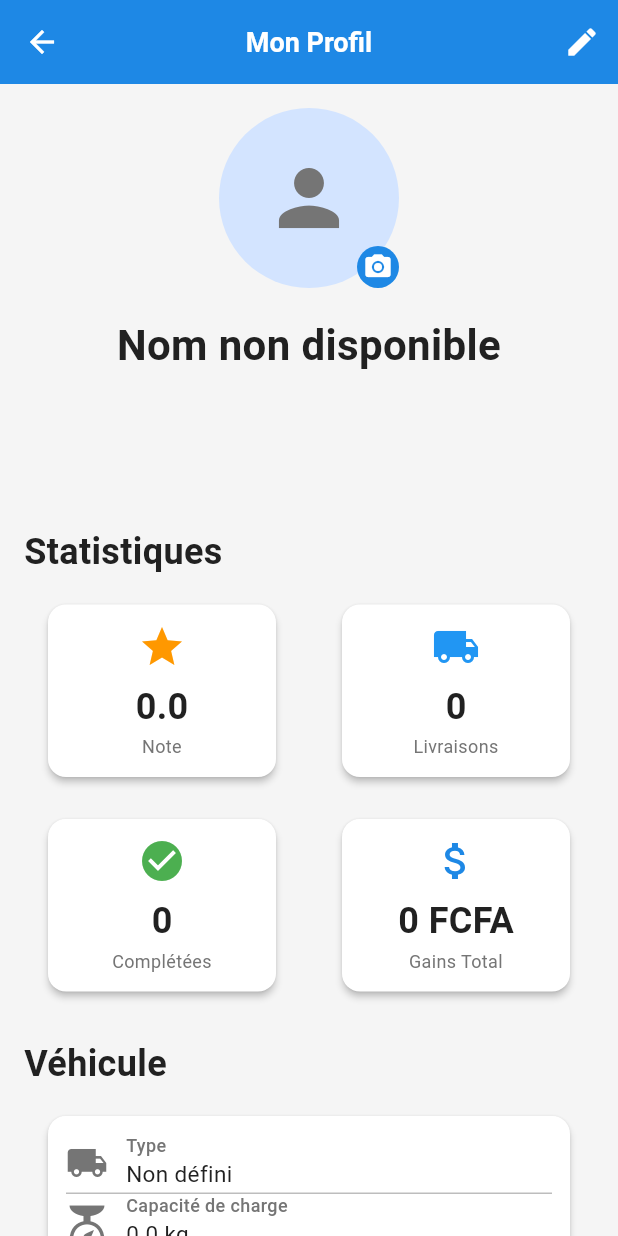
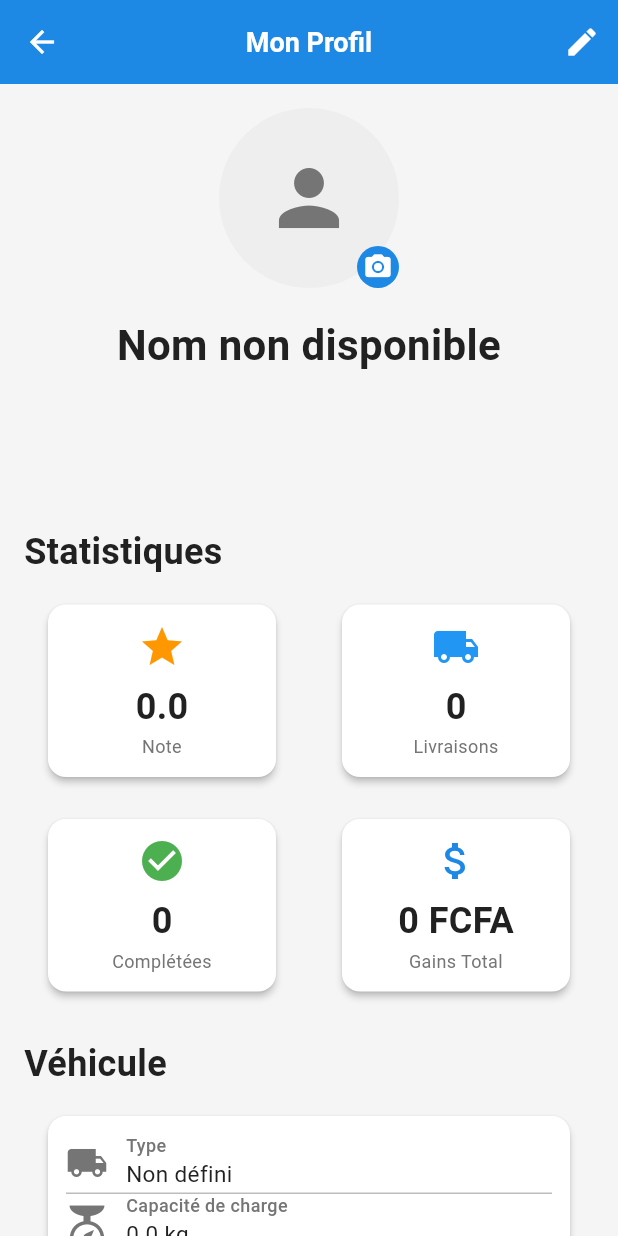
Before and after one commit to cheoo04/lebenis-backend, a Flutter app: the ProfileScreen screen opened by its route, on a phone screen of 412 x 824 dp. Run offline on Flutter 3.47's test engine with Material 3 defaults, Android fonts, the light colour scheme and no system bars; our stand-ins replace battery_plus, cached_network_image, dio, firebase_core, firebase_database, firebase_messaging and 12 more; missing offline and left inert: mobile_scanner; accounts and stored records are empty; network calls fail; project files that could hold a hidden picture were left out.

Commit message:
feat: Update profile photo handling in ProfileScreen with cache-busting and error fallback

```diff
--- a/driver_app/lib/features/chat/screens/chat_screen.dart
+++ b/driver_app/lib/features/chat/screens/chat_screen.dart
@@ -93,7 +93,7 @@ class _ChatScreenState extends ConsumerState<ChatScreen> {
                   : const SizedBox.shrink();
             },
             loading: () => const SizedBox.shrink(),
-            error: (_, __) => const SizedBox.shrink(),
+            error: (_, _) => const SizedBox.shrink(),
           ),
         ],
       ),
--- a/driver_app/lib/features/chat/screens/conversations_list_screen.dart
+++ b/driver_app/lib/features/chat/screens/conversations_list_screen.dart
@@ -72,7 +72,7 @@ class _ConversationsListScreenState
                   )
                 : const SizedBox.shrink(),
             loading: () => const SizedBox.shrink(),
-            error: (_, __) => const SizedBox.shrink(),
+            error: (_, _) => const SizedBox.shrink(),
           ),
         ],
       ),
--- a/driver_app/lib/features/profile/presentation/screens/profile_screen.dart
+++ b/driver_app/lib/features/profile/presentation/screens/profile_screen.dart
@@ -94,16 +94,29 @@ class _ProfileScreenState extends ConsumerState<ProfileScreen> {
                   children: [
                     CircleAvatar(
                       radius: 60,
-                      backgroundImage: driver?.profilePhoto != null
-                          ? NetworkImage(driver!.profilePhoto!)
-                          : null,
-                      child: driver?.profilePhoto == null
-                          ? Icon(
-                              Icons.person,
-                              size: 60,
-                              color: AppColors.textSecondary,
-                            )
-                          : null,
+                      backgroundColor: Colors.grey[200],
+                      child: ClipOval(
+                        child: driver?.profilePhoto != null
+                            ? Image.network(
+                                // Use string interpolation for cache-busting query param
+                                '${driver!.profilePhoto!}?cb=${DateTime.now().millisecondsSinceEpoch}',
+                                width: 120,
+                                height: 120,
+                                fit: BoxFit.cover,
+                                errorBuilder: (context, error, stackTrace) {
+                                  return Icon(
+                                    Icons.person,
+                                    size: 60,
+                                    color: AppColors.textSecondary,
+                                  );
+                                },
+                              )
+                            : Icon(
+                                Icons.person,
+                                size: 60,
+                                color: AppColors.textSecondary,
+                              ),
+                      ),
                     ),
                     Positioned(
                       bottom: 0,
```
Also changed, not shown: driver_app/lib/features/deliveries/presentation/screens/confirm_delivery_screen.dart (+7 -4 lines), driver_app/lib/features/notifications/screens/notification_history_screen.dart (+15 -6 lines), 1 other file.
